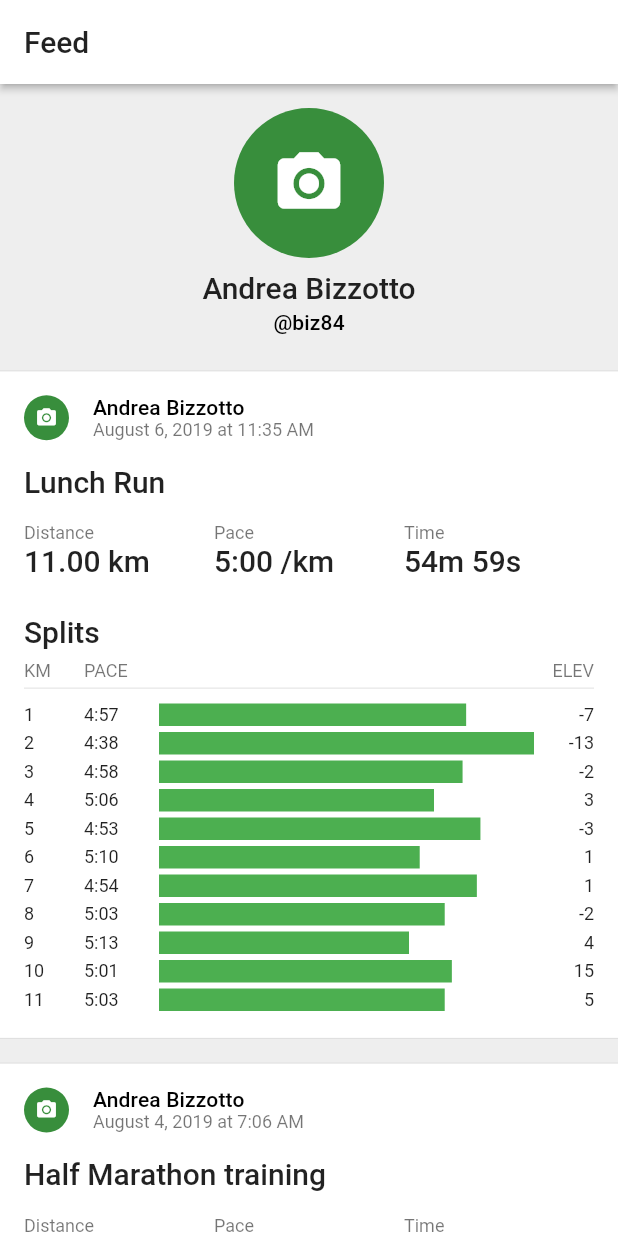
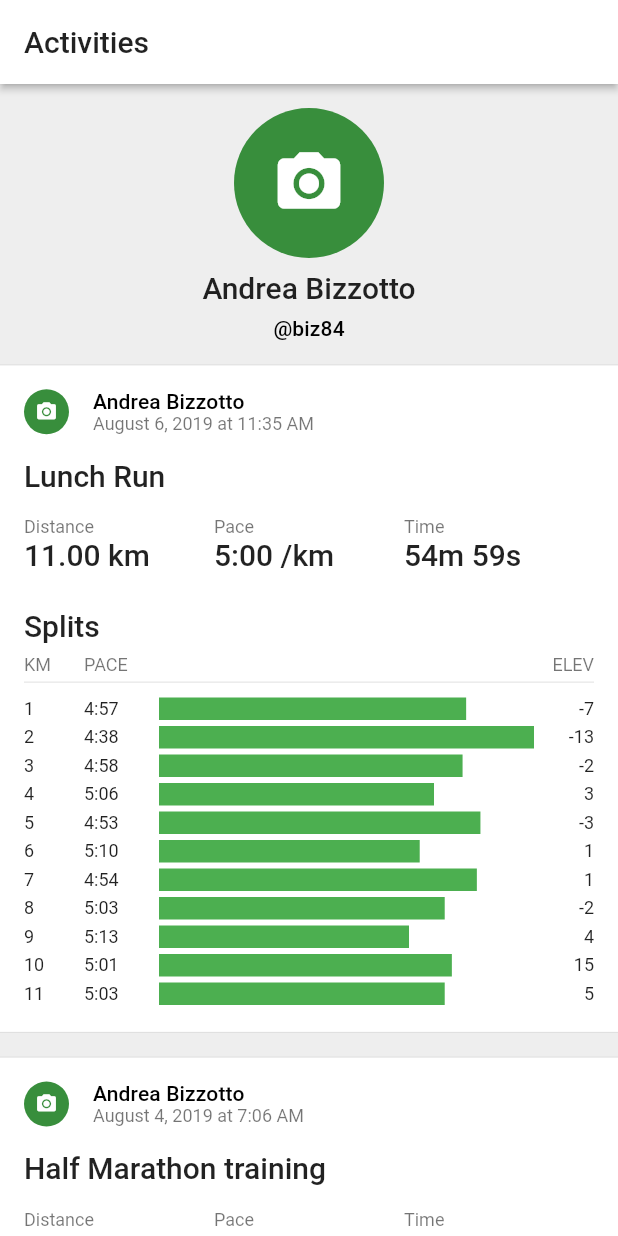
Before and after one commit to bizz84/fitness_tracker_flutter, a Flutter app: the screen it shows after launch, on a phone screen of 412 x 824 dp. Run offline on Flutter 3.47's test engine with Material 2 defaults, Android fonts, the phone set to English and light mode, and no system bars.

Commit message:
Move folders

```diff
--- /dev/null
+++ b/lib/activities/activities_page.dart
@@ -0,0 +1,48 @@
+import 'package:fitness_tracker_flutter/activities/activity_card.dart';
+import 'package:fitness_tracker_flutter/models/activity.dart';
+import 'package:fitness_tracker_flutter/models/user.dart';
+import 'package:fitness_tracker_flutter/profile_header.dart';
+import 'package:flutter/material.dart';
+
+class ActivitiesPage extends StatelessWidget {
+  const ActivitiesPage(
+      {Key key, @required this.user, @required this.activities})
+      : super(key: key);
+  final User user;
+  final List<Activity> activities;
+
+  @override
+  Widget build(BuildContext context) {
+    return Scaffold(
+      appBar: AppBar(
+        backgroundColor: Colors.white,
+        brightness: Brightness.light,
+        title: Text('Activities', style: TextStyle(color: Colors.black87)),
+        elevation: 2,
+      ),
+      body: _buildBody(context),
+      backgroundColor: Colors.grey[200],
+    );
+  }
+
+  Widget _buildBody(BuildContext context) {
+    return CustomScrollView(
+      slivers: <Widget>[
+        SliverToBoxAdapter(
+          child: ProfileHeader(
+            user: user,
+          ),
+        ),
+        SliverList(
+          delegate: SliverChildBuilderDelegate(
+            (BuildContext context, int index) => ActivityCard(
+              user: user,
+              activity: activities[index],
+            ),
+            childCount: activities.length,
+          ),
+        ),
+      ],
+    );
+  }
+}
--- a/lib/activity_card_header.dart
+++ b/lib/activities/activity_card_header.dart
@@ -1,6 +1,6 @@
 import 'package:fitness_tracker_flutter/avatar.dart';
 import 'package:fitness_tracker_flutter/models/activity.dart';
-import 'package:fitness_tracker_flutter/profile_header.dart';
+import 'package:fitness_tracker_flutter/models/user.dart';
 import 'package:flutter/material.dart';
 
 class ActivityCardHeader extends StatelessWidget {
--- a/lib/activity_splits.dart
+++ b/lib/activities/activity_splits.dart
@@ -1,7 +1,7 @@
 import 'dart:math';
 
-import 'package:fitness_tracker_flutter/activity_split_header.dart';
-import 'package:fitness_tracker_flutter/activity_split_row.dart';
+import 'package:fitness_tracker_flutter/activities/activity_split_header.dart';
+import 'package:fitness_tracker_flutter/activities/activity_split_row.dart';
 import 'package:fitness_tracker_flutter/models/split.dart';
 import 'package:flutter/material.dart';
 
--- a/lib/feed_page.dart
+++ /dev/null
@@ -1,95 +0,0 @@
-import 'package:fitness_tracker_flutter/activity_card.dart';
-import 'package:fitness_tracker_flutter/models/split.dart';
-import 'package:fitness_tracker_flutter/profile_header.dart';
-import 'package:flutter/material.dart';
-
-import 'models/activity.dart';
-
-class FeedPage extends StatelessWidget {
-  static const user = const User(
-    displayName: 'Andrea Bizzotto',
-    username: '@biz84',
-  );
-  static const activities = const <Activity>[
-    const Activity(
-      dateTime: 'August 6, 2019 at 11:35 AM',
-      distance: '11.00 km',
-      pace: '5:00 /km',
-      time: '54m 59s',
-      description: 'Lunch Run',
-      splits: [
-        Split(km: 1, pace: Duration(minutes: 4, seconds: 57), elev: -7),
-        Split(km: 2, pace: Duration(minutes: 4, seconds: 38), elev: -13),
-        Split(km: 3, pace: Duration(minutes: 4, seconds: 58), elev: -2),
-        Split(km: 4, pace: Duration(minutes: 5, seconds: 6), elev: 3),
-        Split(km: 5, pace: Duration(minutes: 4, seconds: 53), elev: -3),
-        Split(km: 6, pace: Duration(minutes: 5, seconds: 10), elev: 1),
-        Split(km: 7, pace: Duration(minutes: 4, seconds: 54), elev: 1),
-        Split(km: 8, pace: Duration(minutes: 5, seconds: 03), elev: -2),
-        Split(km: 9, pace: Duration(minutes: 5, seconds: 13), elev: 4),
-        Split(km: 10, pace: Duration(minutes: 5, seconds: 01), elev: 15),
-        Split(km: 11, pace: Duration(minutes: 5, seconds: 03), elev: 5),
-      ],
-    ),
-    const Activity(
-      dateTime: 'August 4, 2019 at 7:06 AM',
-      distance: '18.52 km',
-      pace: '5:02 /km',
-      time: '1h 33m',
-      description: 'Half Marathon training',
-    ),
-    const Activity(
-      dateTime: 'August 1, 2019 at 11:53 AM',
-      distance: '10.37 km',
-      pace: '4:54 /km',
-      time: '50m 52s',
-    ),
-    const Activity(
-      dateTime: 'July 29, 2019 at 11:19 AM',
-      distance: '11.00 km',
-      pace: '4:59 /km',
-      time: '54m 51s',
-    ),
-    const Activity(
-      dateTime: 'July 26, 2019 at 9:40 AM',
-      distance: '8.14 km',
-      pace: '4:57 /km',
-      time: '50m 19s',
-    ),
-  ];
-
-  @override
-  Widget build(BuildContext context) {
-    return Scaffold(
-      appBar: AppBar(
-        backgroundColor: Colors.white,
-        brightness: Brightness.light,
-        title: Text('Feed', style: TextStyle(color: Colors.black87)),
-        elevation: 2,
-      ),
-      body: _buildBody(context),
-      backgroundColor: Colors.grey[200],
-    );
-  }
-
-  Widget _buildBody(BuildContext context) {
-    return CustomScrollView(
-      slivers: <Widget>[
-        SliverToBoxAdapter(
-          child: ProfileHeader(
-            user: user,
-          ),
-        ),
-        SliverList(
-          delegate: SliverChildBuilderDelegate(
-            (BuildContext context, int index) => ActivityCard(
-              user: user,
-              activity: activities[index],
-            ),
-            childCount: activities.length,
-          ),
-        ),
-      ],
-    );
-  }
-}
--- a/lib/main.dart
+++ b/lib/main.dart
@@ -1,27 +1,75 @@
-import 'package:fitness_tracker_flutter/feed_page.dart';
+import 'package:fitness_tracker_flutter/activities/activities_page.dart';
+import 'package:fitness_tracker_flutter/models/activity.dart';
+import 'package:fitness_tracker_flutter/models/split.dart';
+import 'package:fitness_tracker_flutter/models/user.dart';
 import 'package:flutter/material.dart';
 
 void main() => runApp(MyApp());
 
 class MyApp extends StatelessWidget {
-  // This widget is the root of your application.
+  static const user = const User(
+    displayName: 'Andrea Bizzotto',
+    username: '@biz84',
+  );
+  static const activities = const <Activity>[
+    const Activity(
+      dateTime: 'August 6, 2019 at 11:35 AM',
+      distance: '11.00 km',
+      pace: '5:00 /km',
+      time: '54m 59s',
+      description: 'Lunch Run',
+      splits: [
+        Split(km: 1, pace: Duration(minutes: 4, seconds: 57), elev: -7),
+        Split(km: 2, pace: Duration(minutes: 4, seconds: 38), elev: -13),
+        Split(km: 3, pace: Duration(minutes: 4, seconds: 58), elev: -2),
+        Split(km: 4, pace: Duration(minutes: 5, seconds: 6), elev: 3),
+        Split(km: 5, pace: Duration(minutes: 4, seconds: 53), elev: -3),
+        Split(km: 6, pace: Duration(minutes: 5, seconds: 10), elev: 1),
+        Split(km: 7, pace: Duration(minutes: 4, seconds: 54), elev: 1),
+        Split(km: 8, pace: Duration(minutes: 5, seconds: 03), elev: -2),
+        Split(km: 9, pace: Duration(minutes: 5, seconds: 13), elev: 4),
+        Split(km: 10, pace: Duration(minutes: 5, seconds: 01), elev: 15),
+        Split(km: 11, pace: Duration(minutes: 5, seconds: 03), elev: 5),
+      ],
+    ),
+    const Activity(
+      dateTime: 'August 4, 2019 at 7:06 AM',
+      distance: '18.52 km',
+      pace: '5:02 /km',
+      time: '1h 33m',
+      description: 'Half Marathon training',
+    ),
+    const Activity(
+      dateTime: 'August 1, 2019 at 11:53 AM',
+      distance: '10.37 km',
+      pace: '4:54 /km',
+      time: '50m 52s',
+    ),
+    const Activity(
+      dateTime: 'July 29, 2019 at 11:19 AM',
+      distance: '11.00 km',
+      pace: '4:59 /km',
+      time: '54m 51s',
+    ),
+    const Activity(
+      dateTime: 'July 26, 2019 at 9:40 AM',
+      distance: '8.14 km',
+      pace: '4:57 /km',
+      time: '50m 19s',
+    ),
+  ];
+
   @override
   Widget build(BuildContext context) {
     return MaterialApp(
       title: 'Flutter Demo',
       theme: ThemeData(
-        // This is the theme of your application.
-        //
-        // Try running your application with "flutter run". You'll see the
-        // application has a blue toolbar. Then, without quitting the app, try
-        // changing the primarySwatch below to Colors.green and then invoke
-        // "hot reload" (press "r" in the console where you ran "flutter run",
-        // or simply save your changes to "hot reload" in a Flutter IDE).
-        // Notice that the counter didn't reset back to zero; the application
-        // is not restarted.
         primarySwatch: Colors.green,
       ),
-      home: FeedPage(),
+      home: ActivitiesPage(
+        user: user,
+        activities: activities,
+      ),
     );
   }
 }
--- /dev/null
+++ b/lib/models/user.dart
@@ -0,0 +1,6 @@
+class User {
+  const User({this.username, this.displayName, this.photoUrl});
+  final String username;
+  final String displayName;
+  final String photoUrl;
+}
--- a/lib/profile_header.dart
+++ b/lib/profile_header.dart
@@ -1,12 +1,6 @@
 import 'package:fitness_tracker_flutter/avatar.dart';
+import 'package:fitness_tracker_flutter/models/user.dart';
 import 'package:flutter/material.dart';
-
-class User {
-  const User({this.username, this.displayName, this.photoUrl});
-  final String username;
-  final String displayName;
-  final String photoUrl;
-}
 
 class ProfileHeader extends StatelessWidget {
   ProfileHeader({this.user});
@@ -18,21 +12,21 @@ class ProfileHeader extends StatelessWidget {
       children: [
         SizedBox(height: 16.0),
         Avatar(photoUrl: user.photoUrl),
+        SizedBox(height: 8.0),
         if (user.displayName != null) ...[
-          SizedBox(height: 8.0),
           Text(
             user.displayName,
             style: Theme.of(context).textTheme.title,
           ),
+          SizedBox(height: 8.0),
         ],
         if (user.username != null) ...[
-          SizedBox(height: 4.0),
           Text(
             user.username,
             style: Theme.of(context).textTheme.subtitle,
           ),
+          SizedBox(height: 8.0),
         ],
-        SizedBox(height: 16.0),
       ],
     );
   }
```
Also changed, not shown: lib/activities/activity_card.dart (renamed from lib/activity_card.dart, +4 -4 lines), lib/activities/activity_card_body.dart (renamed from lib/activity_card_body.dart), lib/activities/activity_split_header.dart (renamed from lib/activity_split_header.dart), lib/activities/activity_split_row.dart (renamed from lib/activity_split_row.dart).
